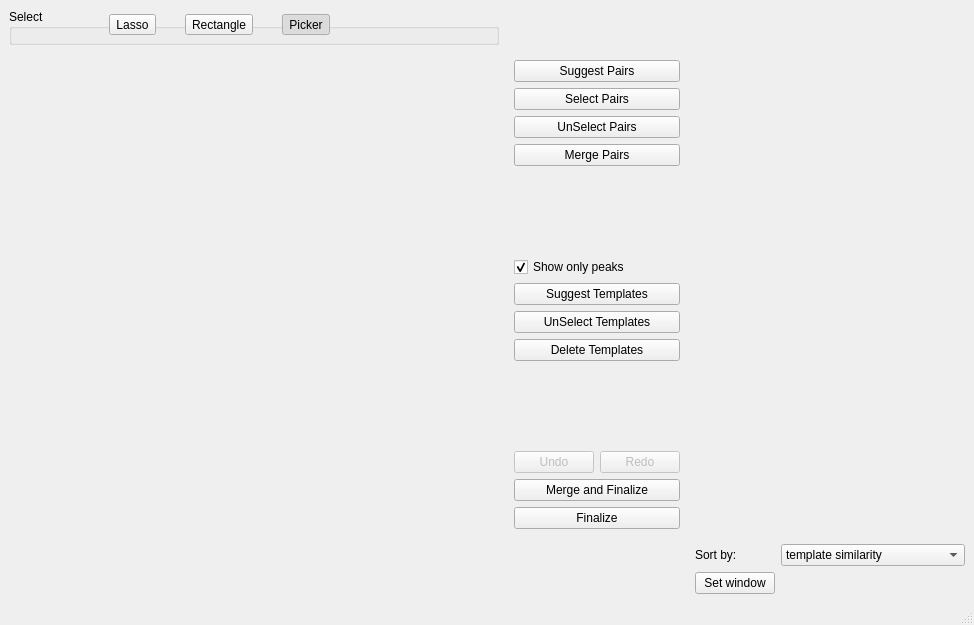
Before: the Qt Designer form circus/qt_GUI/qt_merge.ui in spyking-circus/spyking-circus, drawn with Qt 5.
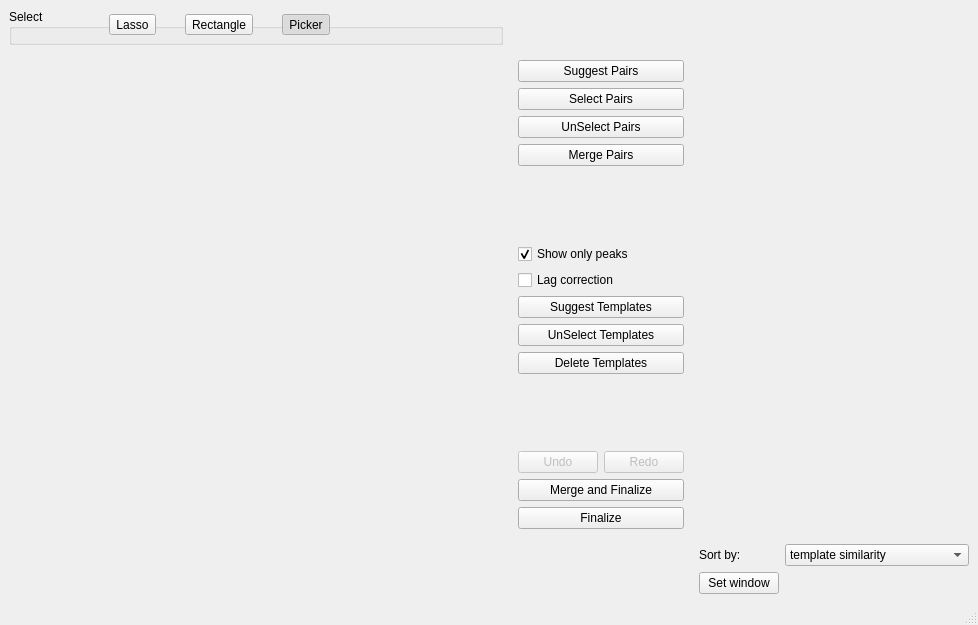
After: the same form once the commit is applied. Icons and pictures are not drawn. Custom widgets are drawn as their Qt base class.

Commit message: Adding the lag while merging

What changed in the file:
```diff
--- a/circus/qt_GUI/qt_merge.ui
+++ b/circus/qt_GUI/qt_merge.ui
@@ -6,7 +6,7 @@
    <rect>
     <x>0</x>
     <y>0</y>
-    <width>974</width>
+    <width>978</width>
     <height>625</height>
    </rect>
   </property>
@@ -254,6 +254,13 @@
          </property>
         </widget>
        </item>
+       <item>
+        <widget class="QCheckBox" name="checkBox">
+         <property name="text">
+          <string>Lag correction</string>
+         </property>
+        </widget>
+       </item>
        <item>
         <widget class="QPushButton" name="btn_suggest_templates">
          <property name="text">
```
The commit also changes 1 other file.
